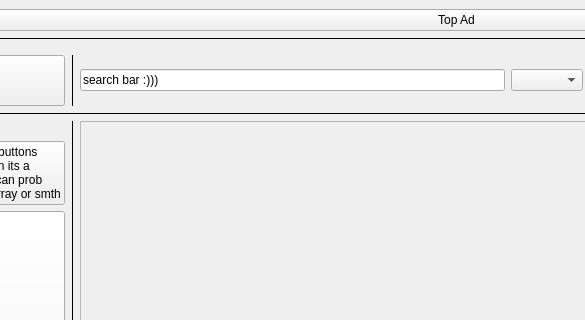
Before: the Qt Designer form mainwindow.ui in hnowakowski/Online-shop-simulator, drawn with Qt 5; both pictures show x 136 to 721 and y 0 to 320 of the 1185 by 656 pixel window.
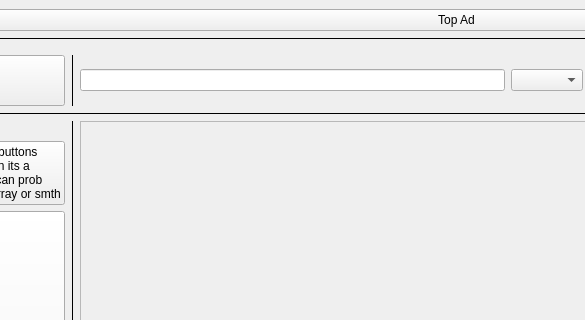
After: the same form once the commit is applied.

```diff
--- a/mainwindow.ui
+++ b/mainwindow.ui
@@ -129,7 +129,7 @@
             <item>
              <widget class="QLineEdit" name="lineEditSearch">
               <property name="text">
-               <string>search bar :)))</string>
+               <string/>
               </property>
              </widget>
             </item>
```
